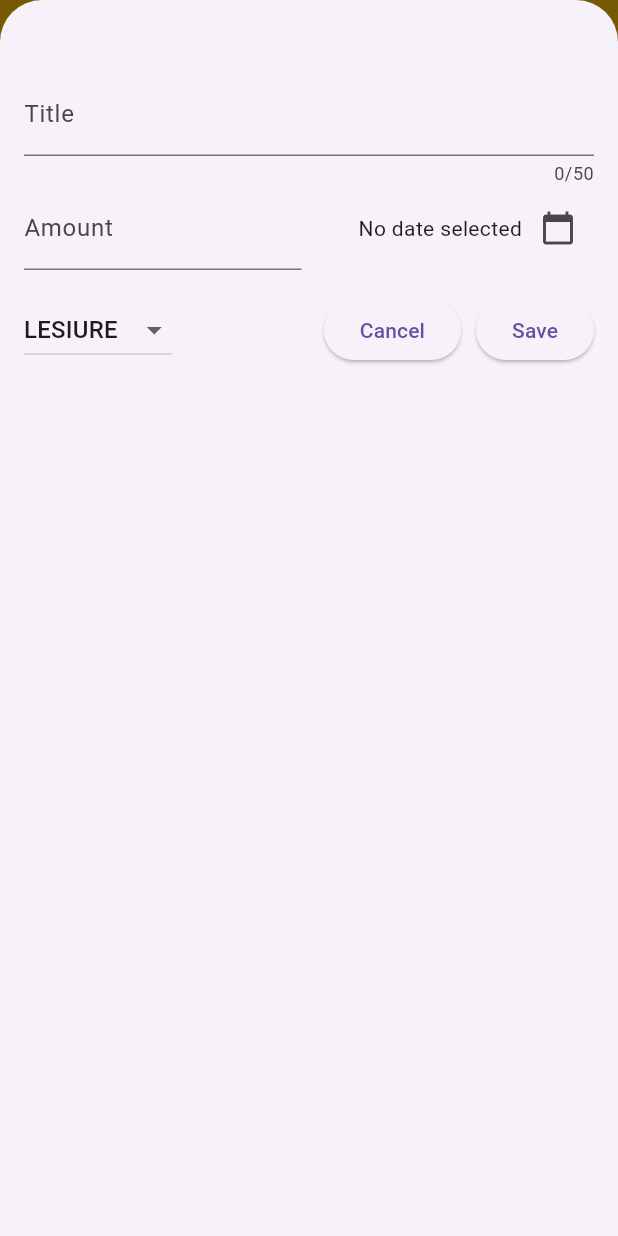
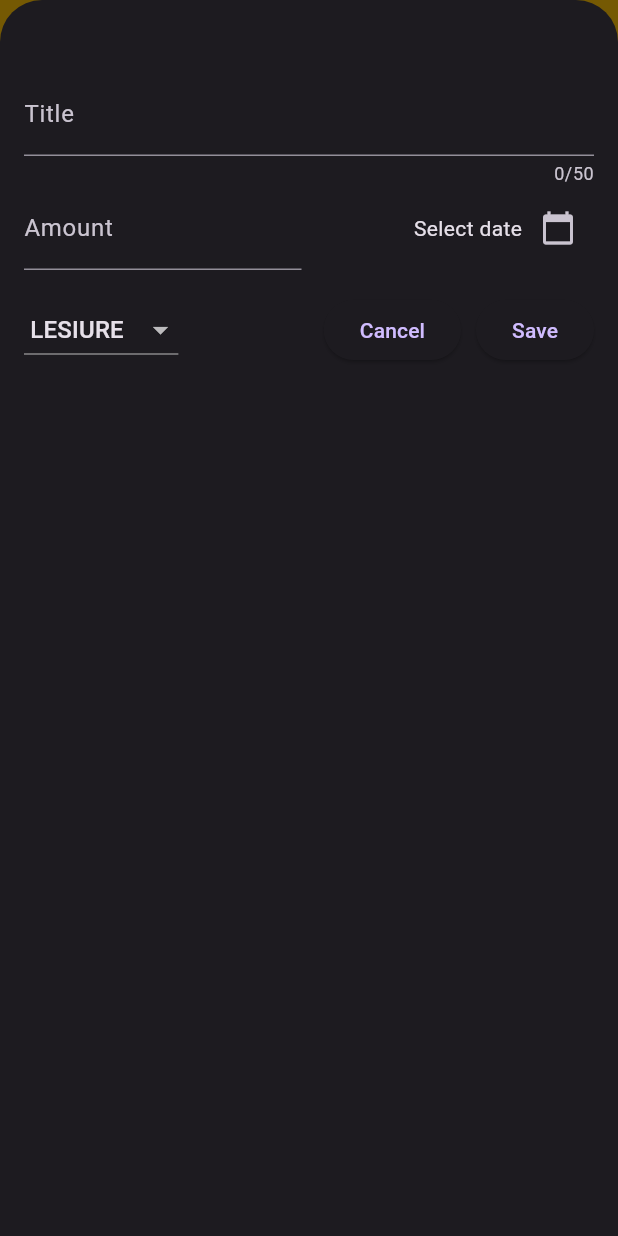
Before and after one commit to Bhavyak789/Expense_Tracker, a Flutter app: the screen it shows after launch, after a tap on the "add" icon, on a phone screen of 412 x 824 dp. Run offline on Flutter 3.47's test engine with Material 3 defaults, Android fonts, the phone set to English and light mode, and no system bars.

Commit message:
Add and remove expense function completed, dark theme added(incomplete)

```diff
--- a/lib/main.dart
+++ b/lib/main.dart
@@ -3,8 +3,10 @@ import 'package:flutter/material.dart';
 
 void main() {
   runApp(
-    const MaterialApp(
-      home: Expenses(),
+    MaterialApp(
+      ///theme: ThemeData().copyWith(useMaterial3: true, scaffoldBackgroundColor: Colors.white70),
+      theme: ThemeData.dark(useMaterial3: true),
+      home: const Expenses(),
     ),
   );
 }
--- a/lib/widgets/expenses.dart
+++ b/lib/widgets/expenses.dart
@@ -43,25 +43,55 @@ class _ExpensesState extends State<Expenses> {
   }
 
   void _removeExpense(Expense expense) {
+    final expenseIndex = _registeredExpenses.indexOf(expense);
     setState(
       () {
         _registeredExpenses.remove(expense);
       },
     );
+    ScaffoldMessenger.of(context).clearSnackBars();
+    ScaffoldMessenger.of(context).showSnackBar(SnackBar(
+      duration: const Duration(seconds: 4),
+      content: const Text('Expense removed'),
+      action: SnackBarAction(
+          label: 'Undo',
+          onPressed: () {
+            setState(() {
+              _registeredExpenses.insert(expenseIndex, expense);
+            });
+          }),
+    ));
   }
 
   @override
   Widget build(BuildContext context) {
+    Widget mainContent = const Center(
+      child: Text(
+        'No expenses found. \nTap on " + " icon to add new expense',
+        textAlign: TextAlign.center,
+        style: TextStyle(fontSize: 20),
+      ),
+    );
+    if (_registeredExpenses.isNotEmpty) {
+      mainContent = ExpenseList(
+        expenses: _registeredExpenses,
+        onRemovedExpense: _removeExpense,
+      );
+    }
     return SafeArea(
       child: Scaffold(
         appBar: AppBar(
-          title: const Text('Expense Tracker'),
+          title: const Text(
+            'Expense Tracker',
+            style: TextStyle(color: Colors.black),
+          ),
           backgroundColor: Colors.amber,
           actions: [
             IconButton(
               onPressed: _addExpenseOverlay,
               icon: const Icon(
                 Icons.add,
+                color: Colors.black,
                 size: 30,
               ),
             )
@@ -73,11 +103,7 @@ class _ExpensesState extends State<Expenses> {
               'CHART',
               style: TextStyle(fontSize: 20),
             ),
-            Expanded(
-                child: ExpenseList(
-              expenses: _registeredExpenses,
-              onRemovedExpense: _removeExpense,
-            ))
+            Expanded(child: mainContent)
           ],
         ),
       ),
--- a/lib/widgets/expenses_list/expense_list.dart
+++ b/lib/widgets/expenses_list/expense_list.dart
@@ -4,24 +4,24 @@ import 'package:expense_app/widgets/expenses_list/expense_item.dart';
 import 'package:flutter/material.dart';
 
 class ExpenseList extends StatelessWidget {
-  ExpenseList(
+  const ExpenseList(
       {super.key, required this.expenses, required this.onRemovedExpense});
 
   final List<Expense> expenses;
-  void Function(Expense expense) onRemovedExpense;
+  final void Function(Expense expense) onRemovedExpense;
 
   @override
   Widget build(BuildContext context) {
     return ListView.builder(
       itemCount: expenses.length,
       itemBuilder: (ctx, index) => Dismissible(
-          key: ValueKey(expenses[index]),
-          child: ExpenseItem(expenses[index]),
-          onDismissed: (direction) {
-            onRemovedExpense(
-              expenses[index],
-            );
-          }),
+        key: ValueKey(expenses[index]),
+        child: ExpenseItem(expenses[index]),
+        //direction: DismissDirection.startToEnd,
+        onDismissed: (direction) {
+          onRemovedExpense(expenses[index]);
+        },
+      ),
     );
   }
 }
--- a/lib/widgets/new_expense.dart
+++ b/lib/widgets/new_expense.dart
@@ -1,4 +1,4 @@
-import 'package:expense_app/widgets/expenses.dart';
+//import 'package:expense_app/widgets/expenses.dart';
 import 'package:flutter/material.dart';
 import 'package:expense_app/models/expense.dart';
 
@@ -24,7 +24,7 @@ class _NewExpense extends State<NewExpense> {
     final firstDate = DateTime(now.year - 1, now.month, now.day);
     final pickedDate = await showDatePicker(
         context: context,
-        /*initialDate: now,*/
+        initialDate: now,
         firstDate: firstDate,
         lastDate: now);
 
@@ -107,7 +107,7 @@ class _NewExpense extends State<NewExpense> {
                   children: [
                     Text(
                       _selectedDate == null
-                          ? 'No date selected'
+                          ? 'Select date'
                           : formatter.format(_selectedDate!),
                     ),
                     IconButton(
@@ -129,7 +129,7 @@ class _NewExpense extends State<NewExpense> {
                       (category) => DropdownMenuItem(
                         value: category,
                         child: Text(
-                          category.name.toUpperCase() + '   ',
+                          ' ${category.name.toUpperCase()}   ',
                         ),
                       ),
                     )
```
